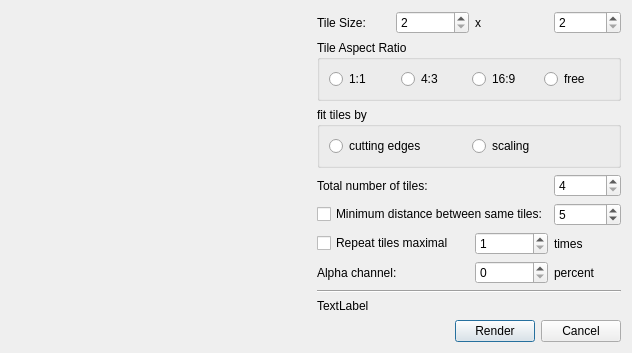
Before: the Qt Designer form mosaicdetailsdlg.ui in seanet7or/mosaicit, drawn with Qt 5.
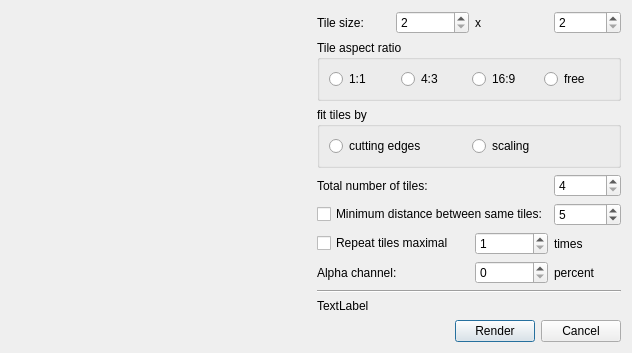
After: the same form once the commit is applied. Icons and pictures are not drawn.

```diff
--- a/mosaicdetailsdlg.ui
+++ b/mosaicdetailsdlg.ui
@@ -56,7 +56,7 @@
        <item row="1" column="0">
         <widget class="QLabel" name="label_2">
          <property name="text">
-          <string>Tile Size:</string>
+          <string>Tile size:</string>
          </property>
         </widget>
        </item>
@@ -90,7 +90,7 @@
        <item row="2" column="0" colspan="4">
         <widget class="QGroupBox" name="groupBox">
          <property name="title">
-          <string>Tile Aspect Ratio</string>
+          <string>Tile aspect ratio</string>
          </property>
          <layout class="QVBoxLayout" name="verticalLayout_2">
           <item>
```
Left out of the diff: 2 changed lines with no effect on the pictures.
